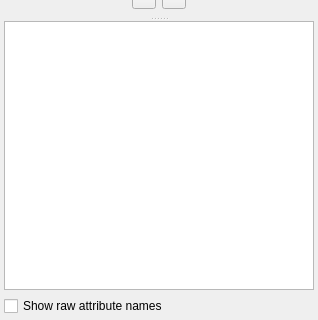
First picture: the form in libpgmodeler_ui/ui/databaseexplorerwidget.ui, repository pgmodeler/pgmodeler, before the edit; both pictures show x 0 to 318 and y 382 to 702 of the 318 by 702 pixel window.
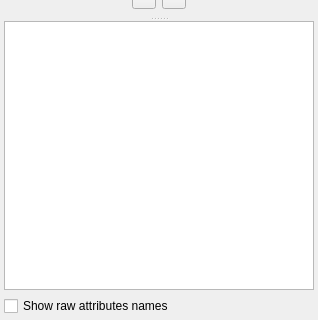
Second picture: the form after the edit. Icons and pictures are not drawn.

Patch:
```diff
--- a/libpgmodeler_ui/ui/databaseexplorerwidget.ui
+++ b/libpgmodeler_ui/ui/databaseexplorerwidget.ui
@@ -430,7 +430,7 @@
    <item>
     <widget class="QCheckBox" name="raw_attrib_names_chk">
      <property name="text">
-      <string>Show raw attribute names</string>
+      <string>Show raw attributes names</string>
      </property>
     </widget>
    </item>
```
